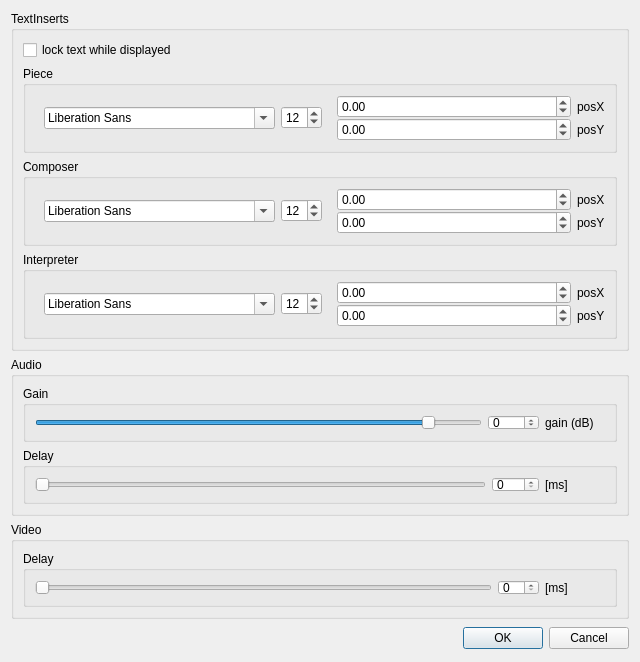
Before: the Qt Designer form gui/UIs/streamcontrols.ui in iem-projects/striem, drawn with Qt 5.
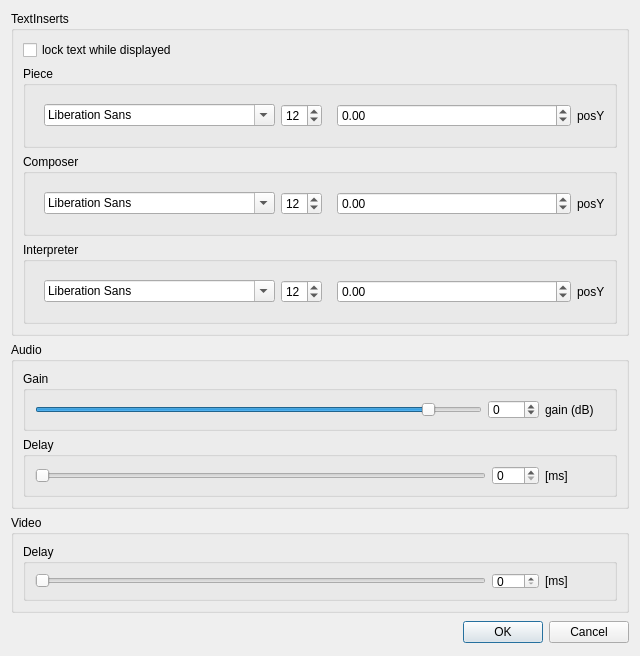
After: the same form once the commit is applied.

Commit message: removed posX controls; set maximum video delay to 1000ms

What changed in the file:
```diff
--- a/gui/UIs/streamcontrols.ui
+++ b/gui/UIs/streamcontrols.ui
@@ -73,41 +73,6 @@
             <property name="margin">
              <number>0</number>
             </property>
-            <item>
-             <widget class="QWidget" name="widget" native="true">
-              <layout class="QHBoxLayout" name="horizontalLayout">
-               <property name="spacing">
-                <number>6</number>
-               </property>
-               <property name="margin">
-                <number>0</number>
-               </property>
-               <item>
-                <widget class="QDoubleSpinBox" name="piece_posX">
-                 <property name="minimum">
-                  <double>-1000.000000000000000</double>
-                 </property>
-                 <property name="maximum">
-                  <double>1000.000000000000000</double>
-                 </property>
-                </widget>
-               </item>
-               <item>
-                <widget class="QLabel" name="label">
-                 <property name="sizePolicy">
-                  <sizepolicy hsizetype="Fixed" vsizetype="Preferred">
-                   <horstretch>0</horstretch>
-                   <verstretch>0</verstretch>
-                  </sizepolicy>
-                 </property>
-                 <property name="text">
-                  <string>posX</string>
-                 </property>
-                </widget>
-               </item>
-              </layout>
-             </widget>
-            </item>
             <item>
              <widget class="QWidget" name="widget_3" native="true">
               <layout class="QHBoxLayout" name="horizontalLayout_2">
@@ -186,38 +151,6 @@
             <property name="margin">
              <number>0</number>
             </property>
-            <item>
-             <widget class="QWidget" name="widget_7" native="true">
-              <layout class="QHBoxLayout" name="horizontalLayout_7">
-               <property name="spacing">
-                <number>6</number>
-               </property>
-               <property name="margin">
-                <number>0</number>
-               </property>
-               <item>
-                <widget class="QDoubleSpinBox" name="composer_posX">
-                 <property name="minimum">
-                  <double>-1000.000000000000000</double>
-                 </property>
-                </widget>
-               </item>
-               <item>
-                <widget class="QLabel" name="label_3">
-                 <property name="sizePolicy">
-                  <sizepolicy hsizetype="Fixed" vsizetype="Preferred">
-                   <horstretch>0</horstretch>
-                   <verstretch>0</verstretch>
-                  </sizepolicy>
-                 </property>
-                 <property name="text">
-                  <string>posX</string>
-                 </property>
-                </widget>
-               </item>
-              </layout>
-             </widget>
-            </item>
             <item>
              <widget class="QWidget" name="widget_8" native="true">
               <layout class="QHBoxLayout" name="horizontalLayout_8">
@@ -296,41 +229,6 @@
             <property name="margin">
              <number>0</number>
             </property>
-            <item>
-             <widget class="QWidget" name="widget_11" native="true">
-              <layout class="QHBoxLayout" name="horizontalLayout_11">
-               <property name="spacing">
-                <number>6</number>
-               </property>
-               <property name="margin">
-                <number>0</number>
-               </property>
-               <item>
-                <widget class="QDoubleSpinBox" name="interpreter_posX">
-                 <property name="minimum">
-                  <double>-1000.000000000000000</double>
-                 </property>
-                 <property name="maximum">
-                  <double>1000.000000000000000</double>
-                 </property>
-                </widget>
-               </item>
-               <item>
-                <widget class="QLabel" name="label_5">
-                 <property name="sizePolicy">
-                  <sizepolicy hsizetype="Fixed" vsizetype="Preferred">
-                   <horstretch>0</horstretch>
-                   <verstretch>0</verstretch>
-                  </sizepolicy>
-                 </property>
-                 <property name="text">
-                  <string>posX</string>
-                 </property>
-                </widget>
-               </item>
-              </layout>
-             </widget>
-            </item>
             <item>
              <widget class="QWidget" name="widget_12" native="true">
               <layout class="QHBoxLayout" name="horizontalLayout_12">
@@ -533,7 +431,11 @@
           </widget>
          </item>
          <item>
-          <widget class="QSpinBox" name="vdelayValue"/>
+          <widget class="QSpinBox" name="vdelayValue">
+           <property name="maximum">
+            <number>999</number>
+           </property>
+          </widget>
          </item>
          <item>
           <widget class="QLabel" name="label_10">
```
